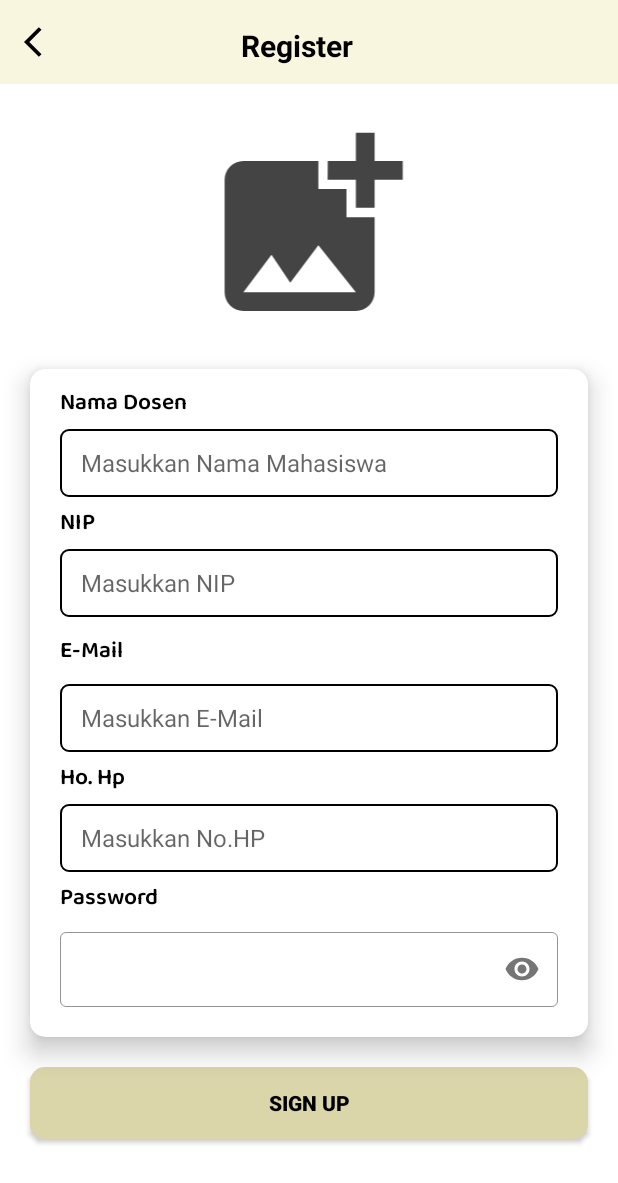
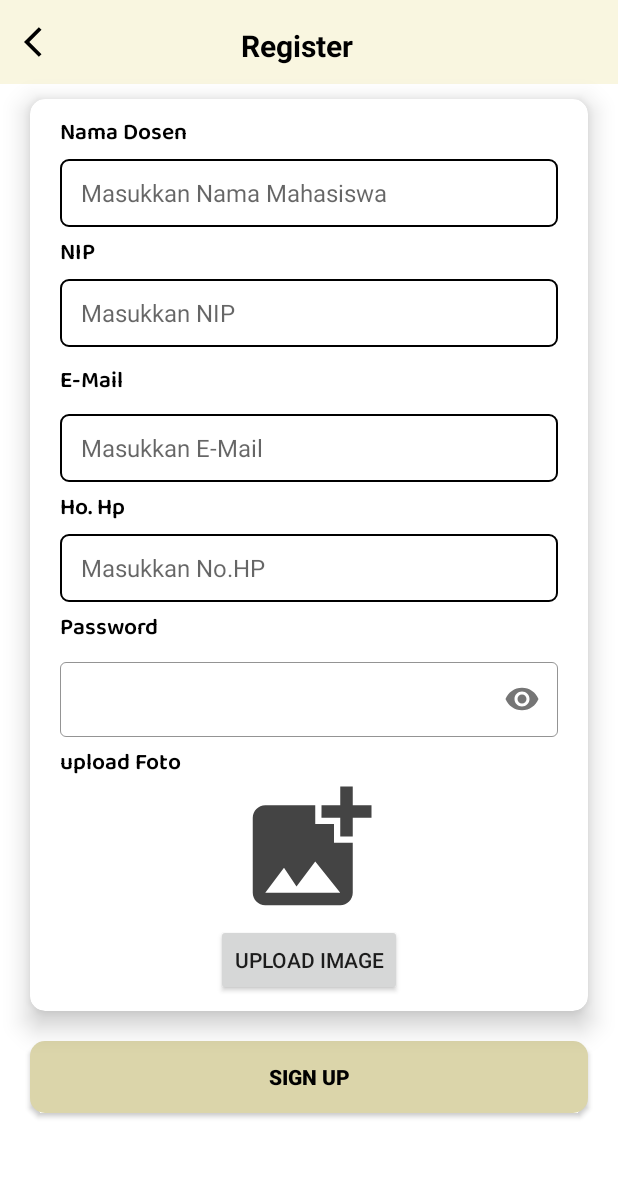
Before and after one commit to Lindalnd/Absensi-PPB-2, an Android app: the SignUpDosen screen opened directly, with no data from a screen before it, on a phone screen of 412 x 824 dp. Shown: the top 1183 px of the screen. Run offline under Robolectric (Android 15) with nearby library versions, the phone set to English and light mode, and no system bars; our stand-ins replace Firebase (no records; nobody signed in at launch, a user with empty details on screens opened directly).

Commit message:
add sign up dosen dan mahasiswa

```diff
--- a/app/src/main/res/layout/activity_sign_up_dosen.xml
+++ b/app/src/main/res/layout/activity_sign_up_dosen.xml
@@ -35,31 +35,13 @@
                 android:textSize="20sp" />
         </androidx.appcompat.widget.Toolbar>
 
-        <RelativeLayout
-            android:layout_width="match_parent"
-            android:layout_height="150dp"
-            android:background="@drawable/kotak"
-            android:layout_marginHorizontal="20dp"
-            android:layout_marginVertical="20dp">
-
-            <ImageView
-                android:id="@+id/img_btn"
-                android:layout_width="100dp"
-                android:layout_height="100dp"
-                android:layout_alignParentEnd="true"
-                android:layout_alignParentStart="true"
-                android:layout_alignParentTop="true"
-                android:layout_alignParentBottom="true"
-                android:src="@drawable/add_image" />
-
-        </RelativeLayout>
-
         <androidx.cardview.widget.CardView
             android:layout_width="match_parent"
             android:layout_height="wrap_content"
             android:layout_marginRight="20dp"
             android:layout_marginLeft="20dp"
             app:cardCornerRadius="10dp"
+            android:layout_marginTop="10dp"
             app:cardElevation="10dp"
             app:layout_constraintTop_toTopOf="parent"
             android:backgroundTint="@color/white">
@@ -194,6 +176,33 @@
                     android:layout_marginBottom="20dp"/>
             </com.google.android.material.textfield.TextInputLayout>
 
+            <TextView
+                android:layout_width="wrap_content"
+                android:layout_height="wrap_content"
+                android:fontFamily="@font/baloo2_semibold"
+                android:text="upload Foto"
+                android:layout_marginTop="430dp"
+                android:layout_marginHorizontal="20dp"
+                android:textColor="@color/black"
+                android:textSize="15sp"
+                android:textStyle="bold" />
+
+            <ImageView
+                android:id="@+id/img_dosen"
+                android:layout_width="100dp"
+                android:layout_height="100dp"
+                android:layout_marginTop="450dp"
+                android:layout_gravity="center_horizontal"
+                android:src="@drawable/add_image" />
+            <Button
+                android:id="@+id/img_btn"
+                android:layout_width="wrap_content"
+                android:layout_height="wrap_content"
+                android:text="upload image"
+                android:layout_marginTop="550dp"
+                android:layout_marginBottom="10dp"
+                android:layout_gravity="center_horizontal"/>
+
         </androidx.cardview.widget.CardView>
 
         <androidx.appcompat.widget.AppCompatButton
```
Also changed, not shown: app/src/main/java/com/lindainaya/absensippb/AddMahasiswa.kt (+22 -0 lines), app/src/main/java/com/lindainaya/absensippb/SignUpDosen.kt (+124 -62 lines), app/src/main/res/layout/add_mahasiswa.xml (+32 -7 lines).
